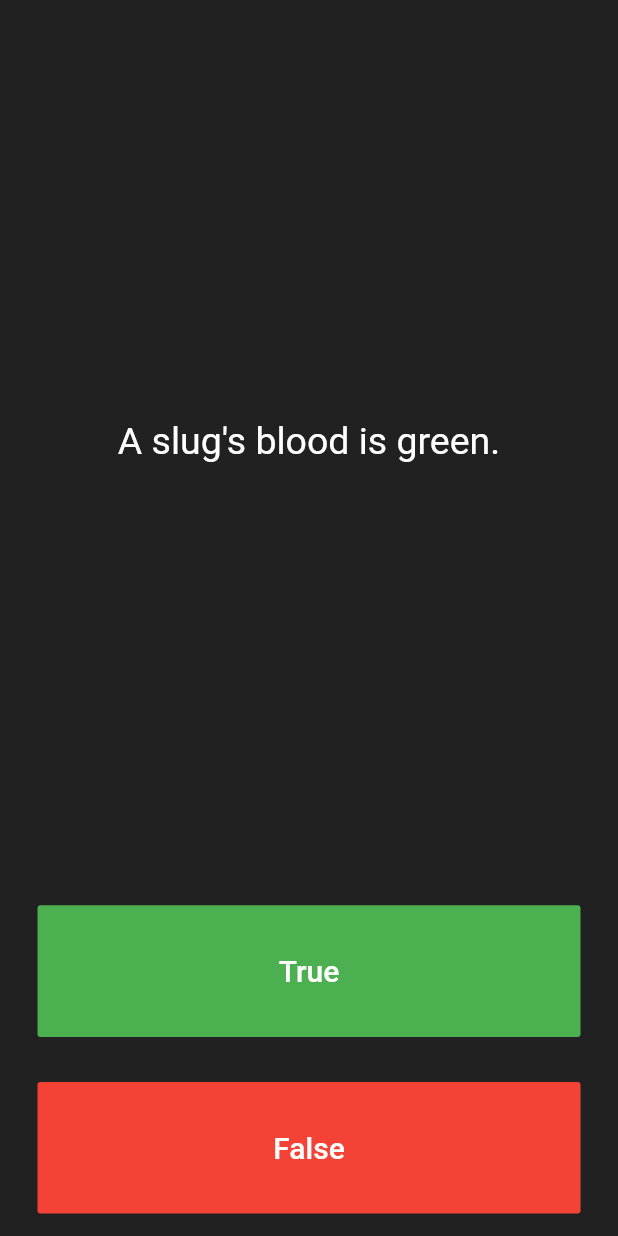
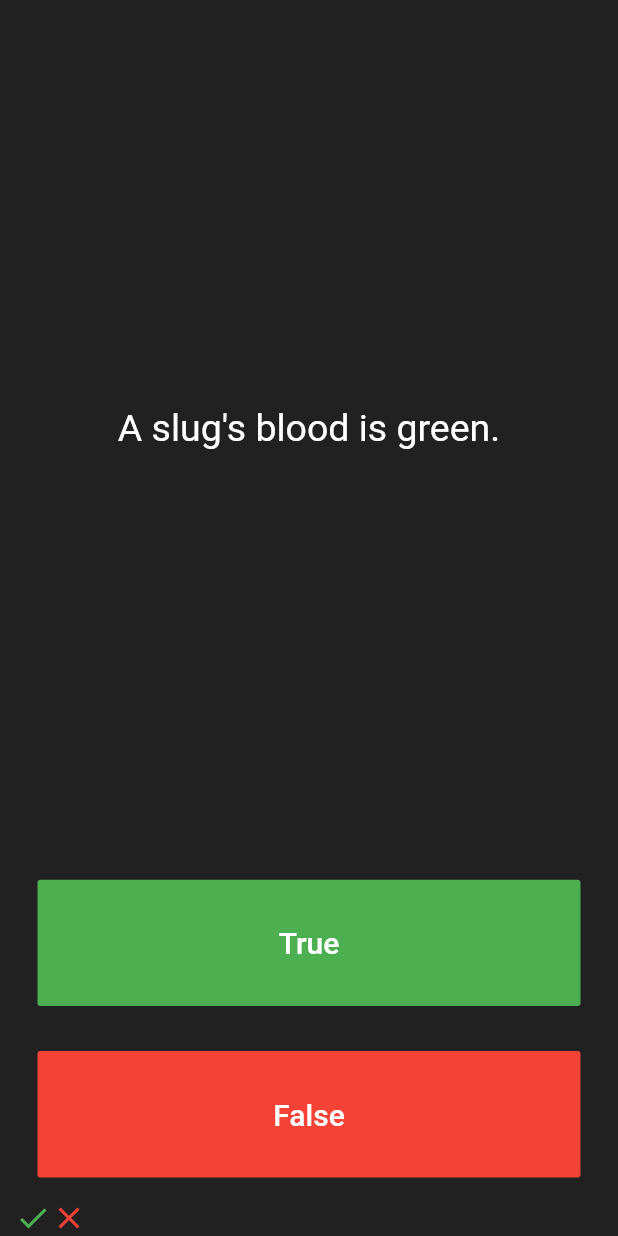
Before and after one commit to Mr-Perfectuz/quizzler, a Flutter app: the screen it shows after launch, after a tap on "True", after a tap on "False", on a phone screen of 412 x 824 dp. Run offline on Flutter 3.47's test engine with Material 2 defaults, Android fonts, the phone set to English and light mode, and no system bars.

Commit message:
Main widgets have been updated

```diff
--- a/lib/main.dart
+++ b/lib/main.dart
@@ -32,6 +32,11 @@ class _QuizPageState extends State<QuizPage> {
     'A slug\'s blood is green.',
   ];
 
+  List<bool> answers = [
+    false,
+    true,
+    true,
+  ];
   int QuestionNumer = 0;
 
   @override
@@ -70,8 +75,20 @@ class _QuizPageState extends State<QuizPage> {
                 ),
               ),
               onPressed: () {
+                bool correctanswer = answers[QuestionNumer];
+                if (correctanswer == true) {
+                  print('User got it right');
+                } else {
+                  print('User got it wrong ');
+                }
                 setState(() {
                   QuestionNumer++;
+                  ScoreKeeper.add(
+                    Icon(
+                      Icons.check,
+                      color: Colors.green,
+                    ),
+                  );
                 });
                 print(QuestionNumer);
                 //The user picked true.
@@ -92,9 +109,23 @@ class _QuizPageState extends State<QuizPage> {
                 ),
               ),
               onPressed: () {
-                setState(() {
-                  QuestionNumer++;
-                });
+                bool correctanswer = answers[QuestionNumer];
+                if (correctanswer == false) {
+                  print('User got it right');
+                } else {
+                  print('User got it wrong ');
+                }
+                setState(
+                  () {
+                    QuestionNumer++;
+                    ScoreKeeper.add(
+                      Icon(
+                        Icons.close,
+                        color: Colors.red,
+                      ),
+                    );
+                  },
+                );
 
                 print(QuestionNumer);
                 //The user picked false.
```
